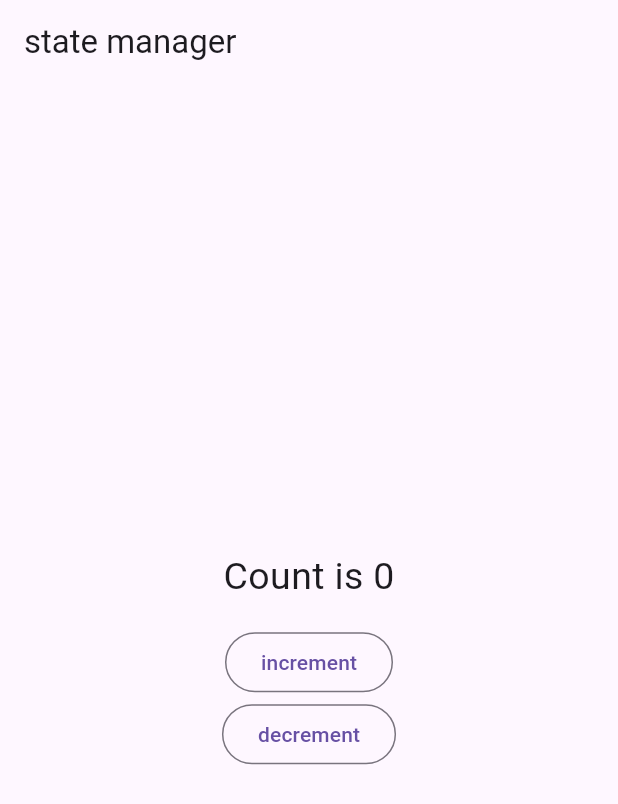
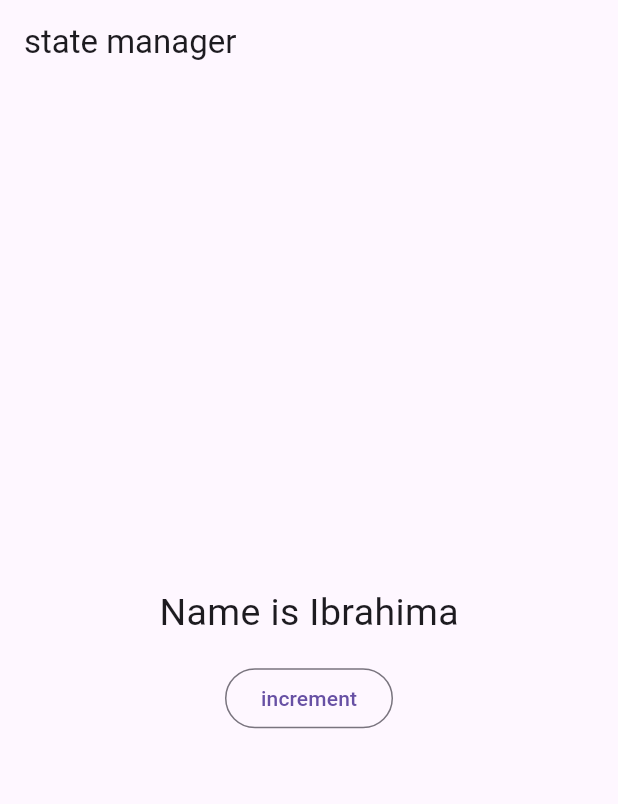
Before and after one commit to LINDEX171/getx, a Flutter app: the screen it shows after launch, on a phone screen of 412 x 824 dp. Shown: the top 804 px of the screen. Run offline on Flutter 3.47's test engine with Material 3 defaults, Android fonts, the phone set to English and light mode, and no system bars; our stand-ins replace get.

Commit message:
individual variable reactive usin a custom class

```diff
--- a/lib/reac.dart
+++ b/lib/reac.dart
@@ -1,5 +1,6 @@
 import 'package:flutter/material.dart';
 import 'package:get/get.dart';
+import 'package:getx/student.dart';
 
 class ReacPage extends StatefulWidget {
 
@@ -10,16 +11,11 @@ class ReacPage extends StatefulWidget {
 }
 
 class _ReacPageState extends State<ReacPage> {
-  //to make variable reactive
-  var count = 0.obs;
 
-  //create a methode
-  void increment(){
-    count++;
-  }
-  void decrement(){
-    count--;
-  }
+  //create a object
+  var student = Student();
+
+
   @override
   Widget build(BuildContext context) {
     return Scaffold(
@@ -29,14 +25,12 @@ class _ReacPageState extends State<ReacPage> {
           mainAxisAlignment: MainAxisAlignment.center,
           crossAxisAlignment: CrossAxisAlignment.center,
           children: [
-            Obx(() =>Text("Count is ${count}",style: TextStyle(fontSize: 25)), ),
+            Obx(() =>Text("Name is ${student.name.value}",style: TextStyle(fontSize: 25)), ),
             SizedBox(height: 15,),
             OutlinedButton(onPressed: () {
-return increment();
+              student.name.value = student.name.value.toUpperCase();
             }, child: Text("increment")),
-            OutlinedButton(onPressed: () {
-              return decrement();
-            }, child: Text("decrement"))
+
           ],
         ),
       ),
--- /dev/null
+++ b/lib/student.dart
@@ -0,0 +1,8 @@
+import 'package:get/get.dart';
+
+class Student {
+
+
+  var name = "Ibrahima".obs;
+  var age = 0.obs;
+}
```
